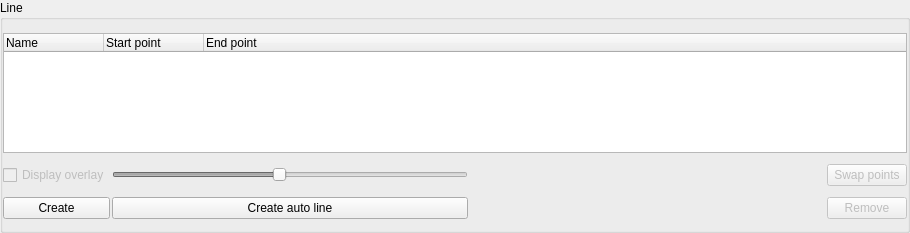
This is BlissFramework/Bricks/widgets/ui_files/Qt4_helical_line_widget_layout.ui in rhfogh/mxcube as Qt 5 draws it before an edit. The edited form follows.
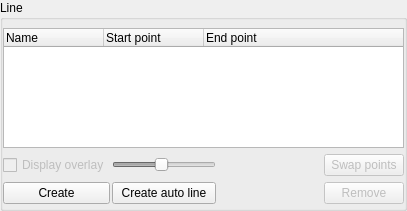
This is the edited form.

Commit message: Qt4_helical_line_widget_layout.ui   -- make list of items window smaller

```diff
--- a/BlissFramework/Bricks/widgets/ui_files/Qt4_helical_line_widget_layout.ui
+++ b/BlissFramework/Bricks/widgets/ui_files/Qt4_helical_line_widget_layout.ui
@@ -6,8 +6,8 @@
    <rect>
     <x>0</x>
     <y>0</y>
-    <width>910</width>
-    <height>233</height>
+    <width>407</width>
+    <height>211</height>
    </rect>
   </property>
   <property name="windowTitle">
@@ -123,7 +123,7 @@
             <property name="minimumSize">
              <size>
               <width>0</width>
-              <height>120</height>
+              <height>100</height>
              </size>
             </property>
             <property name="maximumSize">
```
